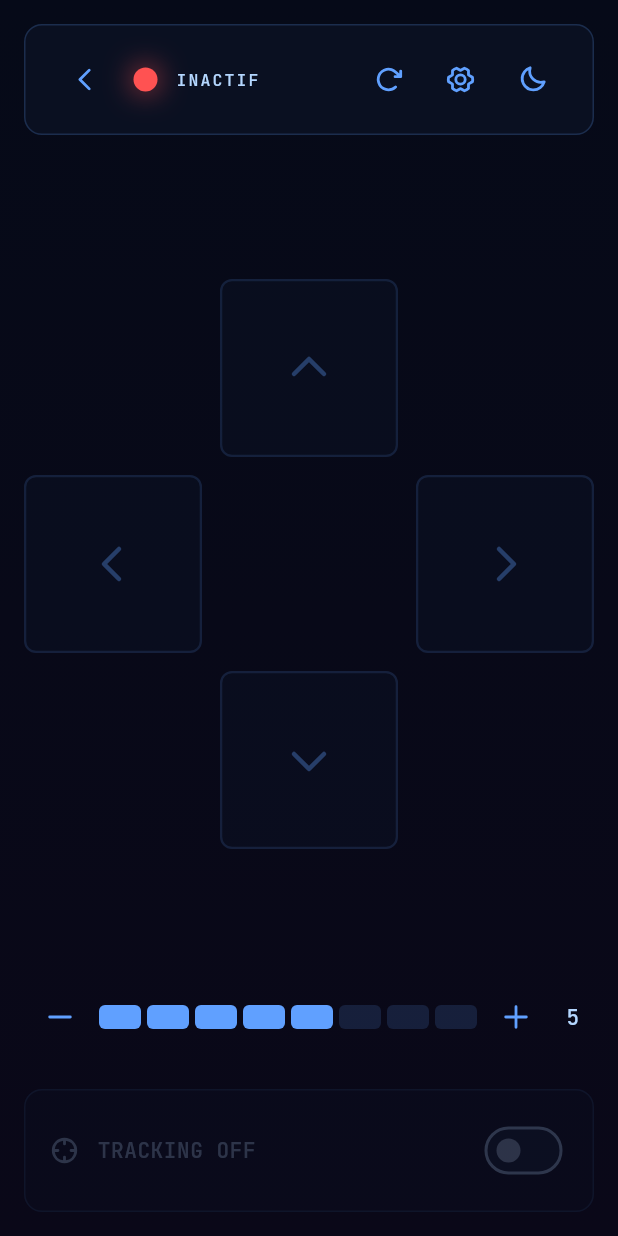
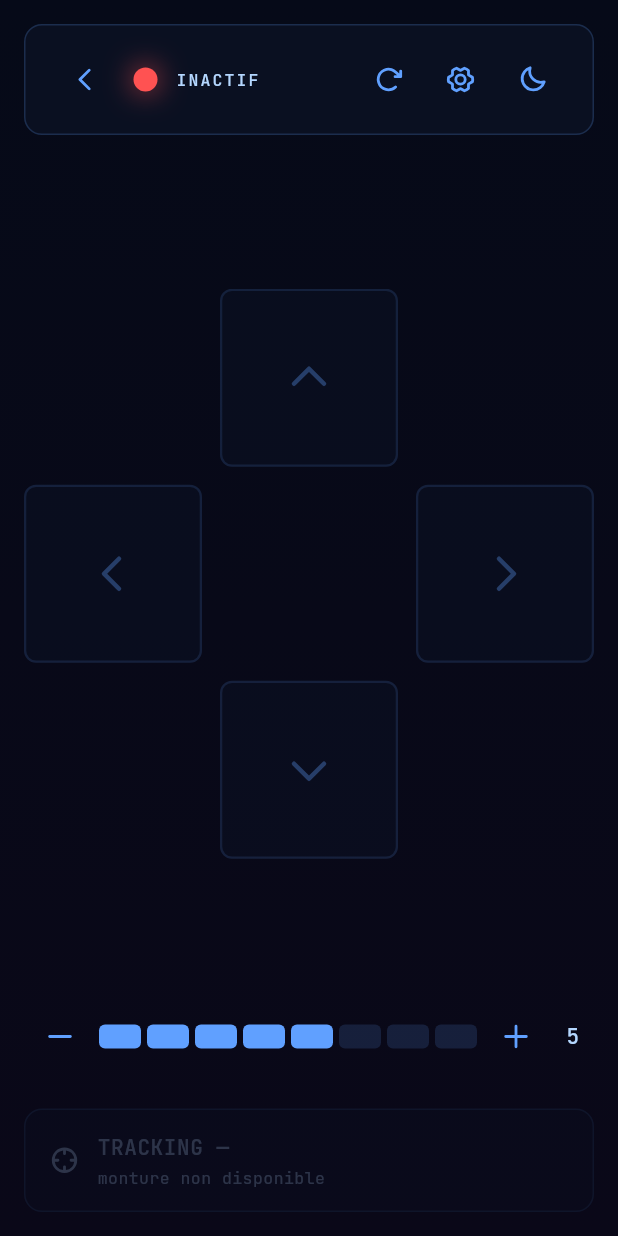
Before and after one commit to Pascal3100/astro-brain, a Flutter app: the ManualScreen screen opened directly, on a phone screen of 412 x 824 dp. Run offline on Flutter 3.47's test engine with Material 3 defaults, Android fonts, the phone set to English and light mode, and no system bars; our stand-ins replace bloc_concurrency, equatable, flutter_bloc, geolocator, google_fonts, hugeicons and 3 more; missing offline and left inert: sqlite3; accounts and stored records are empty; network calls fail.

Commit message:
feat(app): le suivi se constate, il ne se commande plus
Depuis que le suivi s'arme à la première étoile validée (ADR 2026-08-27),
le switch de la page Manuel n'a plus qu'un effet possible : contredire la
règle. L'éteindre à la main laisse la monture figée sans que rien ne la
rattrape.

TrackingToggle devient TrackingIndicator, en lecture seule.
ManualTrackingToggled et ApiService.setTracking() disparaissent avec leurs
tests devenus sans objet. POST /tracking reste exposé côté backend pour le
diagnostic.

Trois états au lieu de deux : TRACKING — quand le lien est coupé ou la
monture absente, distinct de TRACKING OFF. L'ancien toggle grisait le
panneau tout en affichant « OFF », faisant passer un état inconnu pour un
état connu. Le OFF est doublé de « s'arme à la 1ʳᵉ étoile validée » — sans
switch, un OFF nu se lirait comme une panne alors que c'est l'état normal
d'avant alignement.

Corollaire assumé et arbitré : l'app n'a plus aucun moyen d'arrêter
durablement les moteurs, /stop réengageant le suivi par construction.
L'arrêt de dernier recours est la coupure d'alimentation de la monture.

239 tests app verts, flutter analyze propre. Validation visuelle Android
à faire.

Co-Authored-By: Claude Opus 5 <noreply@anthropic.com>

```diff
--- a/app/lib/features/manual/manual_event.dart
+++ b/app/lib/features/manual/manual_event.dart
@@ -30,13 +30,6 @@ class ManualSlewReleased extends ManualEvent {
   List<Object> get props => [axis];
 }
 
-class ManualTrackingToggled extends ManualEvent {
-  const ManualTrackingToggled(this.enabled);
-  final bool enabled;
-  @override
-  List<Object> get props => [enabled];
-}
-
 /// Demande une reconnexion de la monture (bouton de la bannière d'erreur).
 class ManualReconnectPressed extends ManualEvent {
   const ManualReconnectPressed();
--- a/app/lib/features/manual/manual_screen.dart
+++ b/app/lib/features/manual/manual_screen.dart
@@ -10,7 +10,7 @@ import '../../widgets/dpad_control.dart';
 import 'manual_bloc.dart';
 import '../../widgets/rate_control.dart';
 import 'widgets/mount_status_banner.dart';
-import 'widgets/tracking_toggle.dart';
+import 'widgets/tracking_indicator.dart';
 
 class ManualScreen extends StatelessWidget {
   const ManualScreen({super.key});
@@ -55,7 +55,7 @@ class ManualScreen extends StatelessWidget {
                   ),
                 ),
                 const SizedBox(height: DesignTokens.spaceXL),
-                const TrackingToggle(),
+                const TrackingIndicator(),
               ],
             ),
           ),
--- /dev/null
+++ b/app/lib/features/manual/widgets/tracking_indicator.dart
@@ -0,0 +1,84 @@
+import 'package:flutter/material.dart';
+import 'package:flutter_bloc/flutter_bloc.dart';
+import 'package:phosphor_flutter/phosphor_flutter.dart';
+
+import '../../../models/subsystem_states.dart';
+import '../../../state/app_bloc/app_bloc.dart';
+import '../../../theme/app_colors.dart';
+import '../../../theme/app_typography.dart';
+import '../../../theme/design_tokens.dart';
+import '../../../widgets/hud_panel.dart';
+
+/// Indicateur de suivi sidéral — lecture seule.
+///
+/// Il n'y a plus de commande côté app : le suivi s'arme tout seul à la
+/// première étoile validée de l'alignement, comme le fait la raquette
+/// Celestron (sniff du bus AUX, ADR 2026-08-27). Reste à le *voir*, pour
+/// distinguer « monture figée » de « monture qui suit » sans sortir du HUD.
+class TrackingIndicator extends StatelessWidget {
+  const TrackingIndicator({super.key});
+
+  @override
+  Widget build(BuildContext context) {
+    final colors = context.colors;
+    final text = context.textStyles;
+    return BlocBuilder<AppBloc, AppState>(
+      buildWhen: (a, b) =>
+          a.connection != b.connection ||
+          a.system?.tracking.state != b.system?.tracking.state ||
+          a.system?.mount.state != b.system?.mount.state,
+      builder: (ctx, state) {
+        final mountReady = state.system?.mount.state == MountState.ready ||
+            state.system?.mount.state == MountState.moving;
+        // Sans lien ou sans monture prête, l'état publié n'est pas
+        // signifiant : on l'affiche comme inconnu plutôt que comme « off ».
+        final known =
+            state.connection == ConnectionStatus.connected && mountReady;
+        final tracking =
+            state.system?.tracking.state == TrackingState.sidereal;
+        final active = known && tracking;
+
+        final (label, hint) = switch ((known, tracking)) {
+          (false, _) => ('TRACKING —', 'monture non disponible'),
+          (true, true) => ('TRACKING SIDEREAL', 'la monture compense la rotation du ciel'),
+          (true, false) => ('TRACKING OFF', "s'arme à la 1ʳᵉ étoile validée"),
+        };
+
+        return Opacity(
+          opacity: known ? 1 : 0.35,
+          child: HudPanel(
+            child: Row(
+              children: [
+                PhosphorIcon(
+                  PhosphorIconsBold.crosshairSimple,
+                  color: active ? colors.accent : colors.textMuted,
+                ),
+                const SizedBox(width: DesignTokens.spaceMD),
+                Expanded(
+                  child: Column(
+                    crossAxisAlignment: CrossAxisAlignment.start,
+                    children: [
+                      Text(
+                        label,
+                        style: text.hudValue.copyWith(
+                          color: active ? colors.accent : colors.textMuted,
+                        ),
+                      ),
+                      const SizedBox(height: DesignTokens.spaceXS),
+                      Text(
+                        hint,
+                        style: text.hudCaption.copyWith(
+                          color: colors.textMuted,
+                        ),
+                      ),
+                    ],
+                  ),
+                ),
+              ],
+            ),
+          ),
+        );
+      },
+    );
+  }
+}
--- a/app/lib/features/manual/widgets/tracking_toggle.dart
+++ /dev/null
@@ -1,63 +0,0 @@
-import 'package:flutter/material.dart';
-import 'package:flutter_bloc/flutter_bloc.dart';
-import 'package:phosphor_flutter/phosphor_flutter.dart';
-
-import '../../../models/subsystem_states.dart';
-import '../../../state/app_bloc/app_bloc.dart';
-import '../../../theme/app_colors.dart';
-import '../../../theme/app_typography.dart';
-import '../../../theme/design_tokens.dart';
-import '../../../widgets/hud_panel.dart';
-import '../manual_bloc.dart';
-
-class TrackingToggle extends StatelessWidget {
-  const TrackingToggle({super.key});
-
-  @override
-  Widget build(BuildContext context) {
-    final colors = context.colors;
-    final text = context.textStyles;
-    return BlocBuilder<AppBloc, AppState>(
-      buildWhen: (a, b) =>
-          a.connection != b.connection ||
-          a.system?.tracking.state != b.system?.tracking.state ||
-          a.system?.mount.state != b.system?.mount.state,
-      builder: (ctx, state) {
-        final mountReady = state.system?.mount.state == MountState.ready ||
-            state.system?.mount.state == MountState.moving;
-        final disabled =
-            state.connection != ConnectionStatus.connected || !mountReady;
-        final enabled = state.system?.tracking.state == TrackingState.sidereal;
-        return Opacity(
-          opacity: disabled ? 0.35 : 1,
-          child: IgnorePointer(
-            ignoring: disabled,
-            child: HudPanel(
-              child: Row(
-                children: [
-                  PhosphorIcon(PhosphorIconsBold.crosshairSimple,
-                      color: enabled ? colors.accent : colors.textMuted),
-                  const SizedBox(width: DesignTokens.spaceMD),
-                  Expanded(
-                    child: Text(
-                      enabled ? 'TRACKING SIDEREAL' : 'TRACKING OFF',
-                      style: text.hudValue.copyWith(
-                        color: enabled ? colors.accent : colors.textMuted,
-                      ),
-                    ),
-                  ),
-                  Switch(
-                    value: enabled,
-                    onChanged: (v) =>
-                        ctx.read<ManualBloc>().add(ManualTrackingToggled(v)),
-                    activeThumbColor: colors.accent,
-                  ),
-                ],
-              ),
-            ),
-          ),
-        );
-      },
-    );
-  }
-}
--- a/app/lib/services/api_service.dart
+++ b/app/lib/services/api_service.dart
@@ -83,10 +83,6 @@ class ApiService {
 
   Future<void> stop({Axis? axis}) async {
     await _post('/stop', axis == null ? {} : {'axis': axis.toJson()});
-  }
-
-  Future<void> setTracking(bool enabled) async {
-    await _post('/tracking', {'enabled': enabled});
   }
 
   /// Déclenche une reconnexion de la monture (non bloquant côté backend :
```
Also changed, not shown: app/lib/features/manual/manual_bloc.dart (+0 -13 lines), 7 other files.
